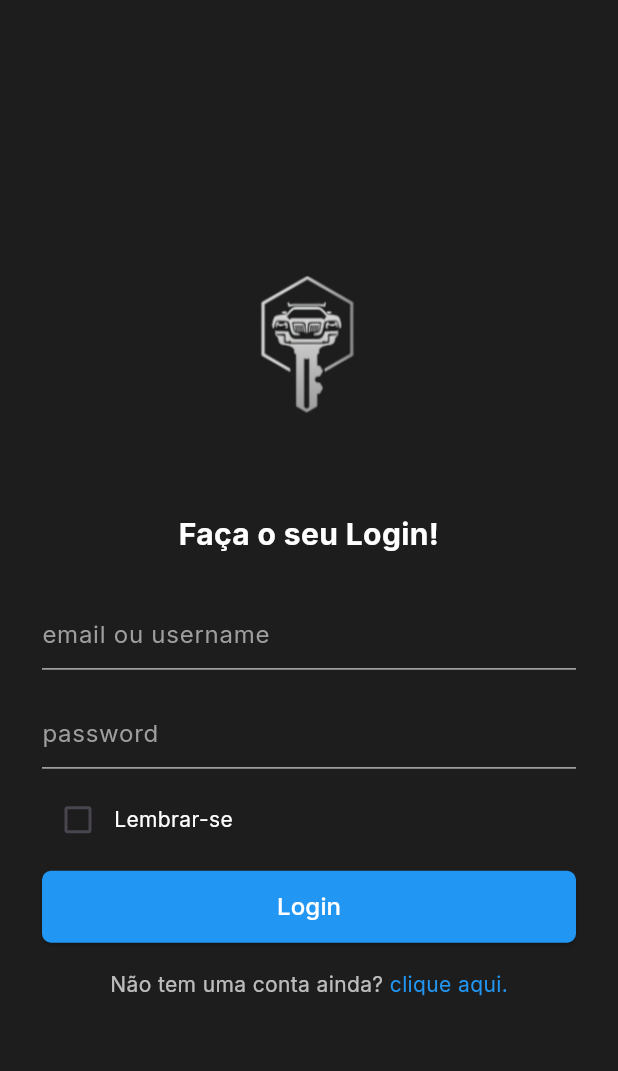
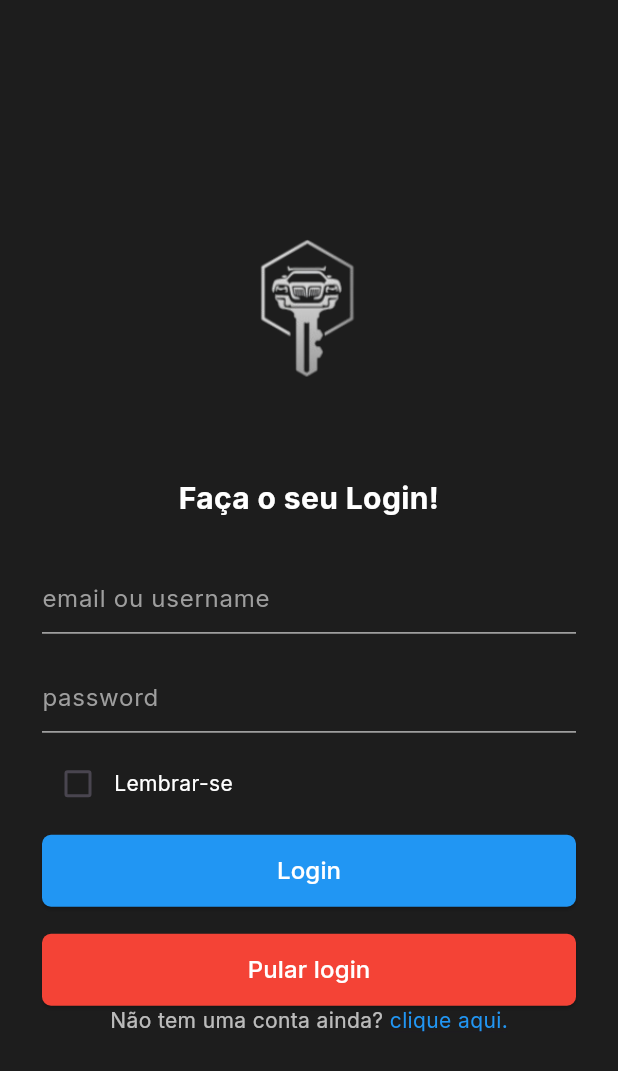
Before and after one commit to tduarte29/keybookTestes, a Flutter app: the screen it shows after launch, on a phone screen of 412 x 824 dp. Shown: the top 1071 px of the screen. Run offline on Flutter 3.47's test engine with Material 3 defaults, Android fonts, the phone set to English and light mode, and no system bars; our stand-ins replace flutter_local_notifications, geolocator, google_fonts, google_maps_flutter, image_picker, permission_handler and 1 more; accounts and stored records are empty.

Commit message:
test: added test button skip login

```diff
--- a/lib/screens/login_screen.dart
+++ b/lib/screens/login_screen.dart
@@ -175,6 +175,30 @@ class _LoginScreenState extends State<LoginScreen> {
                   ),
                 ),
                 const SizedBox(height: 18),
+                SizedBox(
+                  width: double.infinity,
+                  child: SizedBox(
+                    height: 48,
+                    child: ElevatedButton(
+                      onPressed: () {
+                        Navigator.pushReplacementNamed(context, '/home');
+                      },
+                      style: ElevatedButton.styleFrom(
+                        backgroundColor: Colors.red,
+                        shape: RoundedRectangleBorder(
+                          borderRadius: BorderRadius.circular(6),
+                        ),
+                      ),
+                      child: Text(
+                        'Pular login',
+                        style: GoogleFonts.inter(
+                          color: Colors.white,
+                          fontSize: 16,
+                        ),
+                      ),
+                    ),
+                  ),
+                ),
                 Row(
                   mainAxisAlignment: MainAxisAlignment.center,
                   children: [
```
